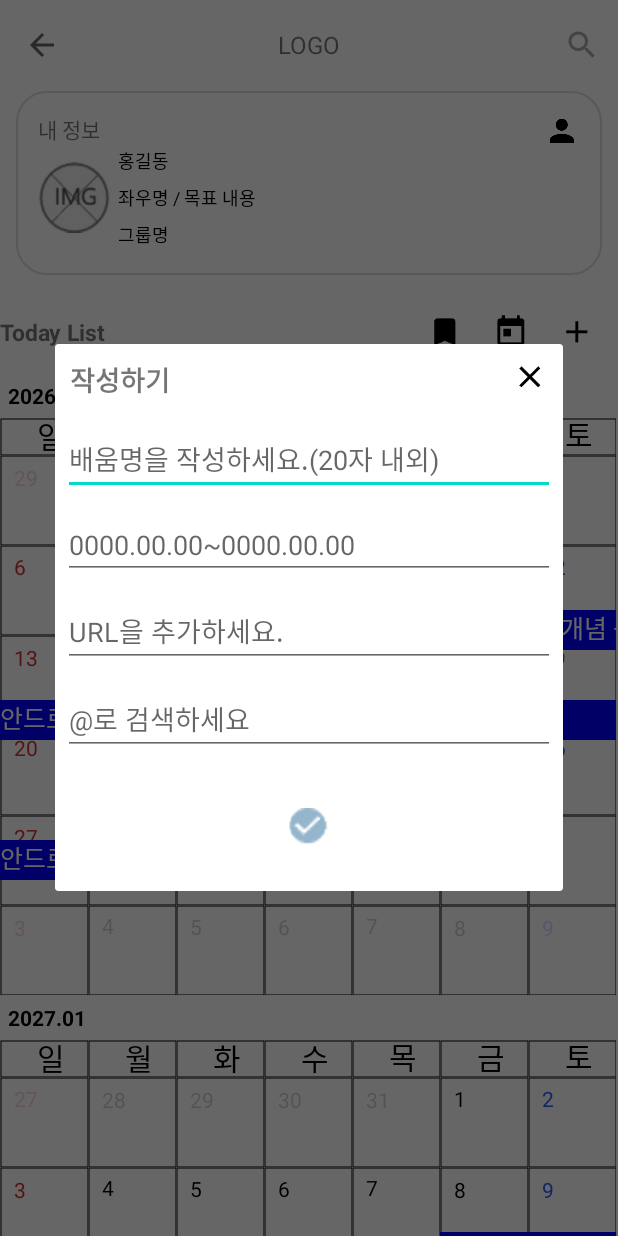
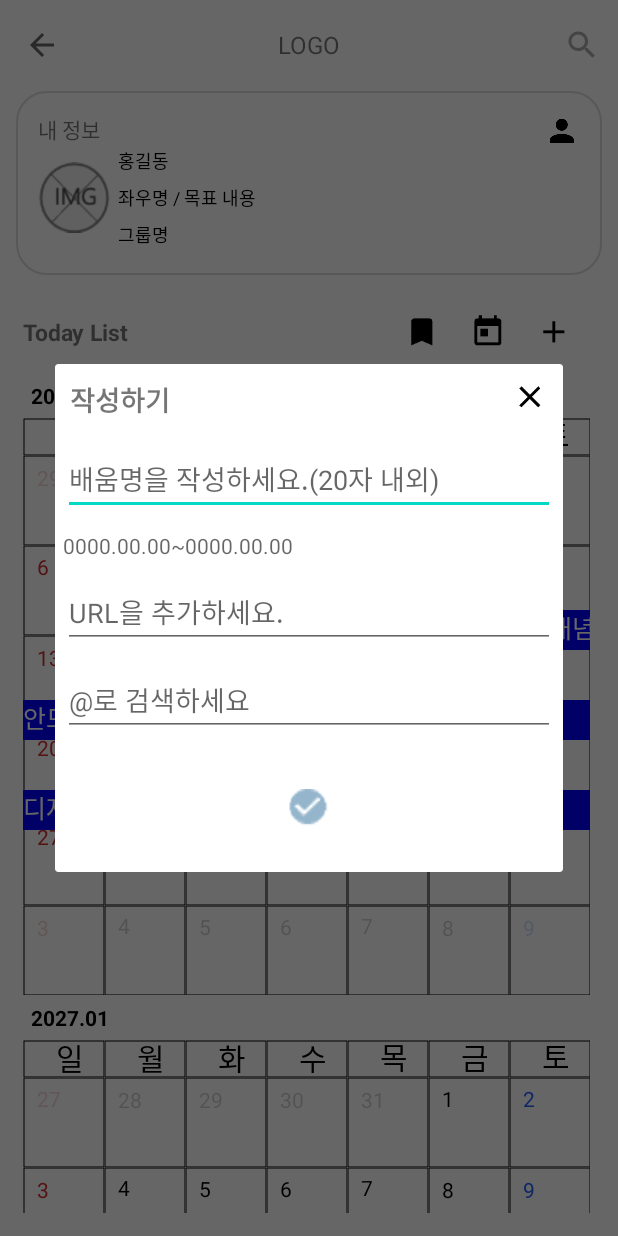
Before and after one commit to yelmee/ForusUi, an Android app: the screen it shows after launch (MainActivity), after a tap on an icon or button, on a phone screen of 412 x 824 dp. Run offline under Robolectric (Android 15) with nearby library versions, the phone set to English and light mode, and no system bars; our stand-ins replace data binding.

Commit message:
adjust calendar

```diff
--- a/ForusUiStudy/app/src/main/AndroidManifest.xml
+++ b/ForusUiStudy/app/src/main/AndroidManifest.xml
@@ -6,6 +6,7 @@
         android:allowBackup="true"
         android:icon="@mipmap/ic_launcher"
         android:label="@string/app_name"
+        android:windowSoftInputMode="adjustNothing"
         android:roundIcon="@mipmap/ic_launcher_round"
         android:supportsRtl="true"
         android:theme="@style/Theme.ForusUiStudy">
--- a/ForusUiStudy/app/src/main/java/com/example/forusuistudy/custom/RectChildView.kt
+++ b/ForusUiStudy/app/src/main/java/com/example/forusuistudy/custom/RectChildView.kt
@@ -7,17 +7,18 @@ import android.graphics.Paint
 import android.graphics.Rect
 import android.text.TextPaint
 import android.util.AttributeSet
+import android.util.Log
 import android.view.ContextThemeWrapper
 import android.view.View
 import androidx.annotation.AttrRes
 import androidx.annotation.StyleRes
 import androidx.core.content.withStyledAttributes
-import com.example.forusuistudy.ui.CalendarFragment
 import com.example.forusuistudy.R
 import com.example.forusuistudy.data.PlanSet
-import com.example.forusuistudy.utils.CalendarUtils
-import com.example.forusuistudy.utils.CalendarUtils.Companion.WEEKS_PER_MONTH
-import org.joda.time.DateTimeConstants.DAYS_PER_WEEK
+import com.example.forusuistudy.data.PlanWithRow
+import com.example.forusuistudy.utils.CalendarUtils.Companion.changeStringToDate
+import com.example.forusuistudy.utils.CalendarUtils.Companion.getLogOfArray
+import com.example.forusuistudy.utils.CalendarUtils.Companion.isOverlappingDate
 import org.joda.time.format.DateTimeFormat
 
 class RectChildView @JvmOverloads constructor(
@@ -72,18 +73,96 @@ class RectChildView @JvmOverloads constructor(
         var startDayOfWeek = 0
         var endDayOfWeek = 0
 
+        var drawnList = arrayListOf<PlanWithRow>()
         for (i in 1 until list.size) {
-            startDayOfWeek = ifSunDaySetWeekNumToZero(fmt.parseDateTime(list[i].termFrom).dayOfWeek)
-            endDayOfWeek = ifSunDaySetWeekNumToZero(fmt.parseDateTime(list[i].termTo).dayOfWeek)
+            Log.d("jylLog", "검사: +${list.get(i)}")
+
+            startDayOfWeek =
+                ifSunDaySetWeekNumToZero(fmt.parseDateTime(list[i].startDate).dayOfWeek)    // 시작일의 요일인덱스(0: 일요일 ~ 6: 토요일)
+            endDayOfWeek =
+                ifSunDaySetWeekNumToZero(fmt.parseDateTime(list[i].endDate).dayOfWeek)       // 마감일의 요일인덱스
 
             val rectHeight = 50F // 사각형 간격
             val rectInterval = 60F  // 사각형 높이
             val d = 20  // 높이 오류줄임
+
+            var isThisRowOverlap = true
+            var currentRowIndex = 1 // 현재 검사하고 있는 row
+
+            for (j in 0 until drawnList.size) {
+
+                val dateStart1 = changeStringToDate(list[i].startDate!!)
+                val dateEnd1 = changeStringToDate(list[i].endDate!!)
+
+                val dateStart2 = changeStringToDate(drawnList[j].startDate!!)
+                val dateEnd2 = changeStringToDate(drawnList[j].endDate!!)
+
+
+                val isRowChanged = currentRowIndex != drawnList[j].row  // 이전 row 검사가 끝났을 때 true
+                isThisRowOverlap =
+                    isOverlappingDate(dateStart1, dateEnd1, dateStart2, dateEnd2) // date 검사
+
+                /**
+                 * 이전 row 검사가 끝났으며, overlap 된 날짜가 없을 때 이전 row의 y좌표에 일정 그림
+                 * drawnList의 그릴 row의 마지막 index에 날짜를 추가
+                 */
+                if (!isThisRowOverlap && isRowChanged
+                    || !isThisRowOverlap && drawnList.size == (j + 1)
+                ) {
+
+                    top = iHeight + (currentRowIndex * rectHeight) + d
+                    bottom = iHeight + rectInterval + (currentRowIndex * rectHeight)
+
+                    val planWithRow = PlanWithRow(
+                        list[i].id,
+                        list[i].title,
+                        list[i].startDate,
+                        list[i].endDate,
+                        currentRowIndex
+                    )
+                    drawnList.add(j + 1, planWithRow)
+                } else if (isThisRowOverlap && drawnList.size == (j + 1)) {
+                    top = iHeight + ((currentRowIndex + 1) * rectHeight) + d
+                    bottom = iHeight + rectInterval + ((currentRowIndex + 1) * rectHeight)
+
+                    val planWithRow = PlanWithRow(
+                        list[i].id,
+                        list[i].title,
+                        list[i].startDate,
+                        list[i].endDate,
+                        currentRowIndex + 1
+                    )
+                    drawnList.add(j + 1, planWithRow)
+
+                } else {
+                    Log.d("jylLog", "onDraw: ")
+                }
+                /**
+                 * 검사할 row가 변경되었을 때 currentRowIndex count를 1올려줌
+                 */
+                if (isRowChanged) {
+                    currentRowIndex++
+                }
+            }
+
+            if (drawnList.size == 0) {
+                top = iHeight + (currentRowIndex * rectHeight) + d
+                bottom = iHeight + rectInterval + (currentRowIndex * rectHeight)
+
+                val planWithRow = PlanWithRow(
+                    list[i].id,
+                    list[i].title,
+                    list[i].startDate,
+                    list[i].endDate,
+                    currentRowIndex
+                )
+                drawnList.add(planWithRow)
+            }
+
             left = (startDayOfWeek) * iWidth
             right = (endDayOfWeek + 1) * iWidth
-            top =  iHeight +  ( i * rectHeight ) + d
-            bottom =  iHeight + rectInterval + ( i * rectHeight )
 
+            getLogOfArray(drawnList)
             canvas.drawRect(left, top, right, bottom, paint)
             val title = list[i].title
 
@@ -101,6 +180,5 @@ class RectChildView @JvmOverloads constructor(
             startDayOfWeek = -1
             endDayOfWeek = -1
         }
-
     }
 }
--- a/ForusUiStudy/app/src/main/java/com/example/forusuistudy/custom/RectView.kt
+++ b/ForusUiStudy/app/src/main/java/com/example/forusuistudy/custom/RectView.kt
@@ -40,7 +40,6 @@ class RectView @JvmOverloads constructor(
     private val li = ArrayList<PlanSet>()
 
     private var list = ArrayList<ArrayList<PlanSet>>()
-    private var originList = ArrayList<Plan>()
     private val fmt = DateTimeFormat.forPattern("dd/MM/yyyy HH:mm:ss")
     private val fmtOut = DateTimeFormat.forPattern("yyyy-MM-dd")
     private var _height: Float = 0f
@@ -48,6 +47,21 @@ class RectView @JvmOverloads constructor(
     private var iWidth = 0F
     private  var planSet = PlanSet(-1, "", null, null)
 
+
+    val allDay = WEEKS_PER_MONTH * DAYS_PER_WEEK
+    val firstDayOfMonth = DateTime().withDayOfMonth(1)
+    val prevOffSet = getPrevOffSet(firstDayOfMonth)
+    val firstDayOfCalendar = firstDayOfMonth.minusDays(prevOffSet)
+    val saturDayList = arrayListOf<String>() // 주의 마지막 요일인 토요일에 해당되는 날짜의 리스트
+    val sathurDayNum = "6"
+
+    companion object{
+         var originList = ArrayList<Plan>()
+
+        fun addCalendarPlan(plan: Plan) {
+            originList.add(plan)
+        }
+    }
     init {
 //        setViewModel(data)
         context.withStyledAttributes(attrs, R.styleable.RectView, defStyleAttr, defStyleRes) {
@@ -62,14 +76,16 @@ class RectView @JvmOverloads constructor(
         originList.add(data)
         data = Plan(1, "안드로이드 개념 공부", addTime(11), addTime(20), "www.naver.com", 12, 80)
         originList.add(data)
+        data = Plan(1, "디자인 그리기", addTime(17), addTime(19), "www.naver.com", 12, 80)
+        originList.add(data)
 
-        val allDay = WEEKS_PER_MONTH * DAYS_PER_WEEK
-        val firstDayOfMonth = DateTime().withDayOfMonth(1)
-        val prevOffSet = getPrevOffSet(firstDayOfMonth)
-        val firstDayOfCalendar = firstDayOfMonth.minusDays(prevOffSet)
-        val saturDayList = arrayListOf<String>() // 주의 마지막 요일인 토요일에 해당되는 날짜의 리스트
-        val sathurDayNum = "6"
+        setSathurDayListOfThisMonth()
+        adjustListToWeekOfMonth()
 
+
+    }
+
+    private fun setSathurDayListOfThisMonth() {
         /**
          * 선택된 날짜의 월에 해당하는 토요일 일자를 리스트로 담기
          */
@@ -79,6 +95,9 @@ class RectView @JvmOverloads constructor(
                 saturDayList.add(firstDayOfCalendar.plusDays(i).toString(fmtOut))
             }
         }
+    }
+
+    private fun adjustListToWeekOfMonth() {
 
         /**
          * 일정 리스트를 주간 일정 리스트로 재편집
@@ -110,7 +129,7 @@ class RectView @JvmOverloads constructor(
 
 
                 if (j == period - 1) {
-                     planSet = PlanSet(
+                    planSet = PlanSet(
                         originList[i].id,
                         originList[i].title,
                         firstDay.toString(fmtOut),
@@ -120,7 +139,7 @@ class RectView @JvmOverloads constructor(
                 val testList = ArrayList<PlanSet>()
                 if (planSet.id != -1) {
 
-                    val index = getWeekOfMonth(fmtOut.parseDateTime(planSet.termFrom)) - 1
+                    val index = getWeekOfMonth(fmtOut.parseDateTime(planSet.startDate)) - 1
 
                     for (l in 0 until list[index].size) {
                         testList.add(list[index][l])
@@ -132,12 +151,7 @@ class RectView @JvmOverloads constructor(
                 }
             }
 
-            // arraylist 로그찍기
-            for (i in 0 until list.size) {
-                for (j in 0 until list[i].size) {
-                    Log.d(TAG, "list: $i $j "+ list[i][j]+"\n")
-                }
-            }
+
         }
     }
     override fun onMeasure(widthMeasureSpec: Int, heightMeasureSpec: Int) {
@@ -155,23 +169,33 @@ class RectView @JvmOverloads constructor(
         Log.d("jyl", "onLayout: rect $iHeight")
 
         initRect()
-        var currentWeekIndex = 1    // array의 인덱
+
+        // 몇 주차 인지에 대한 list 의 인덱스값
+        // (index 0: 1주차 ~ index 5: 6주차)
+        var currentWeekIndex = 0
+
         val prevCount = CalendarFragment.prevCount
+
+        /**
+         * 한 주차에 대한 영역
+         */
         children.forEach { view ->
 
             val topMargin = - 5
             if (currentWeekIndex >= list.size) {
                 return
             }
-            val row = list[currentWeekIndex - 1].size
 
-            val rectHeight = 240
+            Log.d("jyl", "onLayout: currentWeekIndex: $currentWeekIndex")
+            val row = list[currentWeekIndex].size   // 한주차에서 필요한 열 개수 반환
+
+            val rowHeight = 240    // 열이 늘어날 때마다 필요한 높이
 
             view.layout(
                 0,
-                ((currentWeekIndex - 2) * iHeight.toInt()) + topMargin  ,
+                ((currentWeekIndex - 1) * iHeight.toInt()) + topMargin  ,
                 width,
-                ((currentWeekIndex - 2) * iHeight.toInt()) + topMargin + (row * rectHeight)
+                ((currentWeekIndex - 1) * iHeight.toInt()) + topMargin + (row * rowHeight)
             )
             currentWeekIndex++
         }
@@ -179,8 +203,8 @@ class RectView @JvmOverloads constructor(
 
     private fun initRect() {
         var index = 0
-        Log.d(TAG, "initRect: ")
         list.forEach { _ ->
+            Log.d(TAG, "index: $index")
             var h = iHeight
             var w = iWidth
             addView(
--- a/ForusUiStudy/app/src/main/java/com/example/forusuistudy/data/Plan.kt
+++ b/ForusUiStudy/app/src/main/java/com/example/forusuistudy/data/Plan.kt
@@ -1,6 +1,5 @@
 package com.example.forusuistudy.data
 
-import org.joda.time.DateTime
 
 data class Plan(
     val id: Int,
--- a/ForusUiStudy/app/src/main/java/com/example/forusuistudy/data/PlanSet.kt
+++ b/ForusUiStudy/app/src/main/java/com/example/forusuistudy/data/PlanSet.kt
@@ -9,6 +9,6 @@ import java.util.*
 data class PlanSet(
     val id: Int,
     val title: String,
-    val termFrom: String?,
-    val termTo: String?
+    val startDate: String?,
+    val endDate: String?
 )
--- /dev/null
+++ b/ForusUiStudy/app/src/main/java/com/example/forusuistudy/data/PlanWithRow.kt
@@ -0,0 +1,8 @@
+package com.example.forusuistudy.data
+
+data class PlanWithRow
+    (val id: Int,
+    val title: String,
+    val startDate: String?,
+    val endDate: String?,
+    val row: Int)
--- a/ForusUiStudy/app/src/main/java/com/example/forusuistudy/dialog/PlanAddDialog.kt
+++ b/ForusUiStudy/app/src/main/java/com/example/forusuistudy/dialog/PlanAddDialog.kt
@@ -5,14 +5,21 @@ import android.content.Context
 import android.database.DatabaseUtils
 import android.os.Build
 import android.os.Bundle
+import android.util.Log
 import android.util.Size
 import android.view.*
 import androidx.annotation.RequiresApi
 import androidx.databinding.DataBindingUtil
 import androidx.fragment.app.DialogFragment
 import com.example.forusuistudy.R
+import com.example.forusuistudy.custom.RectView
+import com.example.forusuistudy.custom.RectView.Companion.addCalendarPlan
+import com.example.forusuistudy.data.Plan
 import com.example.forusuistudy.databinding.DialogAddPlanBinding
+import com.example.forusuistudy.utils.CalendarUtils.Companion.changeLongToString
+import com.example.forusuistudy.utils.CalendarUtils.Companion.divideStartToEnd
 import com.google.android.material.datepicker.MaterialDatePicker
+import com.google.android.material.datepicker.MaterialPickerOnPositiveButtonClickListener
 
 /**
  *Created By Yelim ON 2021/10/13
@@ -22,7 +29,6 @@ class PlanAddDialog: DialogFragment() {
 
     override fun onCreate(savedInstanceState: Bundle?) {
         super.onCreate(savedInstanceState)
-
 //        isCancelable = false
     }
 
@@ -41,22 +47,6 @@ class PlanAddDialog: DialogFragment() {
         return binding.root
     }
 
-    override fun onViewCreated(view: View, savedInstanceState: Bundle?) {
-        super.onViewCreated(view, savedInstanceState)
-
-        binding.etDialogPeriod.setOnClickListener {
-        setDateRangePicker()
-        }
-    }
-
-    private fun setDateRangePicker() {
-        val dateRangePicker =
-            MaterialDatePicker.Builder.dateRangePicker()
-                .setTitleText("Select dates")
-                .build()
-
-        dateRangePicker.show(activity?.supportFragmentManager!!, "tag")
-    }
 
     @RequiresApi(Build.VERSION_CODES.R)
     override fun onResume() {
@@ -71,4 +61,54 @@ class PlanAddDialog: DialogFragment() {
     }
 
 
+    override fun onViewCreated(view: View, savedInstanceState: Bundle?) {
+        super.onViewCreated(view, savedInstanceState)
+
+        binding.etDialogPeriod.setOnClickListener {
+        setDateRangePicker()
+        }
+
+        binding.ivDialogConfirm.setOnClickListener {
+        addPlan()
+        }
+    }
+
+    override fun onCreateDialog(savedInstanceState: Bundle?): Dialog {
+//        return super.onCreateDialog(savedInstanceState)
+        val dialog = super.onCreateDialog(savedInstanceState)
+//        dialog.setCanceledOnTouchOutside(false)
+
+        dialog.window?.requestFeature(Window.FEATURE_NO_TITLE)
+        dialog.window?.setSoftInputMode(WindowManager.LayoutParams.SOFT_INPUT_ADJUST_NOTHING)
+
+        return dialog
+    }
+
+    private fun setDateRangePicker() {
+        val dateRangePicker =
+            MaterialDatePicker.Builder.dateRangePicker()
+                .setTitleText("Select dates")
+                .build()
+
+        dateRangePicker.show(activity?.supportFragmentManager!!, "tag")
+
+        dateRangePicker.addOnPositiveButtonClickListener{ selection ->
+            val startDate = selection.first
+            val endDate = selection.second
+
+            Log.d("jylLog", "startDate: +$startDate, $endDate")
+
+            binding.etDialogPeriod.text = changeLongToString(startDate)+"~"+ changeLongToString(endDate)
+        }
+    }
+
+
+    private fun addPlan() {
+        val title = binding.etDialogTitle.text.toString()
+        val period = binding.etDialogPeriod.text.toString()
+        val url = binding.etDialogUrl.text.toString()
+//        val tag= binding.etDialogTag.text
+        val plan = Plan(1, title, divideStartToEnd(period).first, divideStartToEnd(period).second, url, 123, 50)
+        addCalendarPlan(plan)
+    }
 }
--- a/ForusUiStudy/app/src/main/java/com/example/forusuistudy/ui/CalendarFragment.kt
+++ b/ForusUiStudy/app/src/main/java/com/example/forusuistudy/ui/CalendarFragment.kt
@@ -52,7 +52,12 @@ class CalendarFragment : Fragment() {
 
     override fun onViewCreated(view: View, savedInstanceState: Bundle?) {
         super.onViewCreated(view, savedInstanceState)
-        Log.d("jyl", "onViewCreated: start")
+        Log.d("jyl", "onViewCreated")
+    }
+
+    override fun onResume() {
+        super.onResume()
+        Log.d("jyl", "onResume")
     }
 
     companion object {
--- a/ForusUiStudy/app/src/main/java/com/example/forusuistudy/ui/MainCalendarFragment.kt
+++ b/ForusUiStudy/app/src/main/java/com/example/forusuistudy/ui/CalendarFrameFragment.kt
@@ -12,7 +12,7 @@ import com.example.forusuistudy.adapter.CalendarAdapter
 import com.example.forusuistudy.databinding.ActivityCalendarBinding
 import com.example.forusuistudy.ui.CalendarFragment.Companion.removeRectView
 
-class MainCalendarFragment : Fragment() {
+class CalendarFrameFragment : Fragment() {
 
     private lateinit var calendarAdapter: CalendarAdapter
 
--- a/ForusUiStudy/app/src/main/java/com/example/forusuistudy/ui/MainFragment.kt
+++ b/ForusUiStudy/app/src/main/java/com/example/forusuistudy/ui/MainFragment.kt
@@ -3,23 +3,19 @@ package com.example.forusuistudy.ui
 import android.annotation.SuppressLint
 import android.content.Context
 import android.os.Bundle
+import android.util.Log
 import android.view.*
 import android.widget.Toast
 import androidx.appcompat.app.AppCompatActivity
 import androidx.databinding.DataBindingUtil
 import androidx.fragment.app.Fragment
-import androidx.navigation.Navigation
 import androidx.navigation.findNavController
-import androidx.navigation.ui.AppBarConfiguration
-import androidx.navigation.ui.NavigationUI
 import androidx.viewpager2.widget.ViewPager2
 import com.example.forusuistudy.R
 import com.example.forusuistudy.adapter.ViewPagerAdapter
 import com.example.forusuistudy.databinding.FragmentMainBinding
-import com.example.forusuistudy.dialog.PlanAddDialog
 import com.google.android.material.tabs.TabLayout
 import com.google.android.material.tabs.TabLayoutMediator
-import java.nio.file.DirectoryIteratorException
 
 /**
  *Created By Yelim ON 2021/10/13
@@ -58,9 +54,6 @@ class MainFragment: Fragment() {
             setDisplayHomeAsUpEnabled(true)
             setHomeAsUpIndicator(R.drawable.ic_baseline_arrow_back_24)
         }
-
-
-
         return binding.root
 
     }
@@ -75,7 +68,7 @@ class MainFragment: Fragment() {
 
         val pagerAdapter = ViewPagerAdapter(requireActivity())
 
-        pagerAdapter.addFragment(MainCalendarFragment())
+        pagerAdapter.addFragment(CalendarFrameFragment())
         pagerAdapter.addFragment(ListFragment())
         pagerAdapter.addFragment(ListFragment())
         pagerAdapter.addFragment(ListFragment())
@@ -86,9 +79,6 @@ class MainFragment: Fragment() {
             tab.text = "완료"
         }.attach()
 
-        /**
-         * Toolbar 초기화
-         */
 //        val navController = Navigation.findNavController(activity?.parent!!, R.id.mainFragment)
 //        val appBarConfiguration = AppBarConfiguration.Builder(navController.graph).build()
 
@@ -102,6 +92,11 @@ class MainFragment: Fragment() {
         super.onCreateOptionsMenu(menu, inflater)
         val menuInflater = activity?.menuInflater
         menuInflater?.inflate(R.menu.toolbar_menu, menu)
+    }
+
+    override fun onResume() {
+        super.onResume()
+        Log.d("jyl","onResume MainFragment")
     }
 
 
--- /dev/null
+++ b/ForusUiStudy/app/src/main/java/com/example/forusuistudy/ui/SeekBarFragment.kt
@@ -0,0 +1,4 @@
+package com.example.forusuistudy.ui
+
+class SeekBarFragment {
+}
--- a/ForusUiStudy/app/src/main/java/com/example/forusuistudy/utils/CalendarUtils.kt
+++ b/ForusUiStudy/app/src/main/java/com/example/forusuistudy/utils/CalendarUtils.kt
@@ -1,14 +1,20 @@
 package com.example.forusuistudy.utils
 
+import android.content.ContentValues
 import android.graphics.Color
 import android.util.Log
 import androidx.annotation.ColorInt
 import androidx.annotation.IntRange
+import com.example.forusuistudy.data.Plan
+import com.example.forusuistudy.data.PlanSet
+import com.example.forusuistudy.data.PlanWithRow
 import org.joda.time.DateTime
 import org.joda.time.DateTimeConstants
 import org.joda.time.LocalDateTime
 import org.joda.time.Weeks
 import org.joda.time.format.DateTimeFormat
+import java.util.*
+import kotlin.collections.ArrayList
 
 class CalendarUtils {
 
@@ -16,6 +22,8 @@ class CalendarUtils {
 
         const val WEEKS_PER_MONTH = 6
         private val fmt = DateTimeFormat.forPattern("dd/MM/yyyy HH:mm:ss")
+        private val fmt2 = DateTimeFormat.forPattern("yyyy-MM-dd")
+        private val fmt3 = DateTimeFormat.forPattern("yyyy.MM.dd")
 
         /**
          * 선택된 날짜에 해당하는 월간 달력을 반환한다.
@@ -86,5 +94,55 @@ class CalendarUtils {
             val date = DateTime().withDayOfMonth(day).withTimeAtStartOfDay()
             return date.toString(fmt)
         }
+
+        fun isOverlappingDate(startDate1: Date, endDate1: Date, startDate2: Date, endDate2: Date): Boolean {
+            var isOverlap1 = false
+            var isOverlap2 = false
+            if (startDate1.before(endDate2)) {
+                isOverlap1 = true
+            }
+            if (startDate2.before(endDate1)) {
+                isOverlap2 = true
+            }
+            return isOverlap1 && isOverlap2
+        }
+
+        fun changeStringToDate(stringDate: String): Date {
+           return fmt2.parseDateTime(stringDate).toDate()
+        }
+
+        fun changeLongToString(longDate: Long): String{
+            return DateTime(longDate).toString(fmt3)
+        }
+
+        fun getLogOfArrayOfArray(list: ArrayList<ArrayList<PlanWithRow>>) {
+            /**
+             * arraylist 로그찍기
+             */
+            for (i in 0 until list.size) {
+                for (j in 0 until list[i].size) {
+                    Log.d(ContentValues.TAG, "list: $i $j "+ list[i][j]+"\n")
+                }
+            }
+        }
+
+        fun getLogOfArray(list: ArrayList<PlanWithRow>) {
+            /**
+             * arraylist 로그찍기
+             */
+                for (i in 0 until list.size) {
+                    Log.d(ContentValues.TAG, "getLogOfArray: $i "+ list[i]+"\n")
+            }
+        }
+
+         fun divideStartToEnd(period: String): Pair<String, String> {
+             Log.d("jylLog", "start: ${period.substring(0,10)}")
+             Log.d("jylLog", "start: ${period.substring(11,21)}")
+
+            val start = fmt3.parseDateTime(period.substring(0,10)).toString(fmt)
+            val end = fmt3.parseDateTime(period.substring(11,21)).toString(fmt)
+            val pair = Pair(start, end)
+            return pair
+        }
     }
 }
--- a/ForusUiStudy/app/src/main/res/layout/dialog_add_plan.xml
+++ b/ForusUiStudy/app/src/main/res/layout/dialog_add_plan.xml
@@ -33,7 +33,7 @@
          android:layout_width="match_parent"
          android:layout_height="wrap_content"/>
 
-     <EditText
+     <TextView
          android:layout_width="match_parent"
          android:layout_height="wrap_content"
          android:id="@+id/et_dialog_period"
@@ -53,6 +53,7 @@
          android:layout_margin="5dp"/>
 
      <ImageView
+         android:id="@+id/iv_dialog_confirm"
          android:layout_margin="30dp"
          android:layout_width="wrap_content"
          android:layout_gravity="center"
--- a/ForusUiStudy/app/src/main/res/layout/fragment_main.xml
+++ b/ForusUiStudy/app/src/main/res/layout/fragment_main.xml
@@ -96,6 +96,9 @@
 
         <androidx.constraintlayout.widget.ConstraintLayout
             android:layout_width="match_parent"
+            android:layout_marginLeft="15dp"
+            android:layout_marginRight="15dp"
+            android:layout_marginBottom="15dp"
             android:layout_height="wrap_content">
 
             <LinearLayout
```
Also changed, not shown: ForusUiStudy/app/src/main/res/layout/item_rc.xml (+30 -27 lines).
